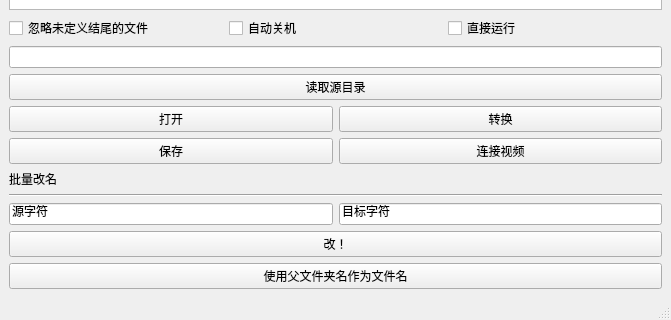
Above: python/pyTools/J_VideoConverterUI.ui from wangziheng0426/JMadOnion before the change; both pictures show x 0 to 671 and y 386 to 706 of the 671 by 706 pixel window. Below: the same form after it.
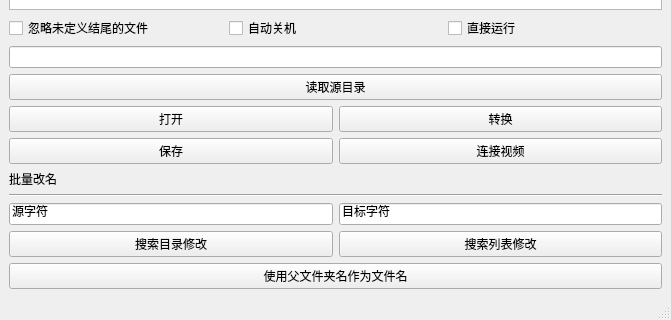
That is the form after the change.

Commit message: add button rename file name with given str in the list

```diff
--- a/python/pyTools/J_VideoConverterUI.ui
+++ b/python/pyTools/J_VideoConverterUI.ui
@@ -140,10 +140,17 @@
         </property>
        </widget>
       </item>
-      <item row="3" column="0" colspan="2">
+      <item row="3" column="0">
        <widget class="QPushButton" name="pushButton_rename">
         <property name="text">
-         <string>改！</string>
+         <string>搜索目录修改</string>
+        </property>
+       </widget>
+      </item>
+      <item row="3" column="1">
+       <widget class="QPushButton" name="pushButton_renameL">
+        <property name="text">
+         <string>搜索列表修改</string>
         </property>
        </widget>
       </item>
```
The commit also changes 2 other files.
